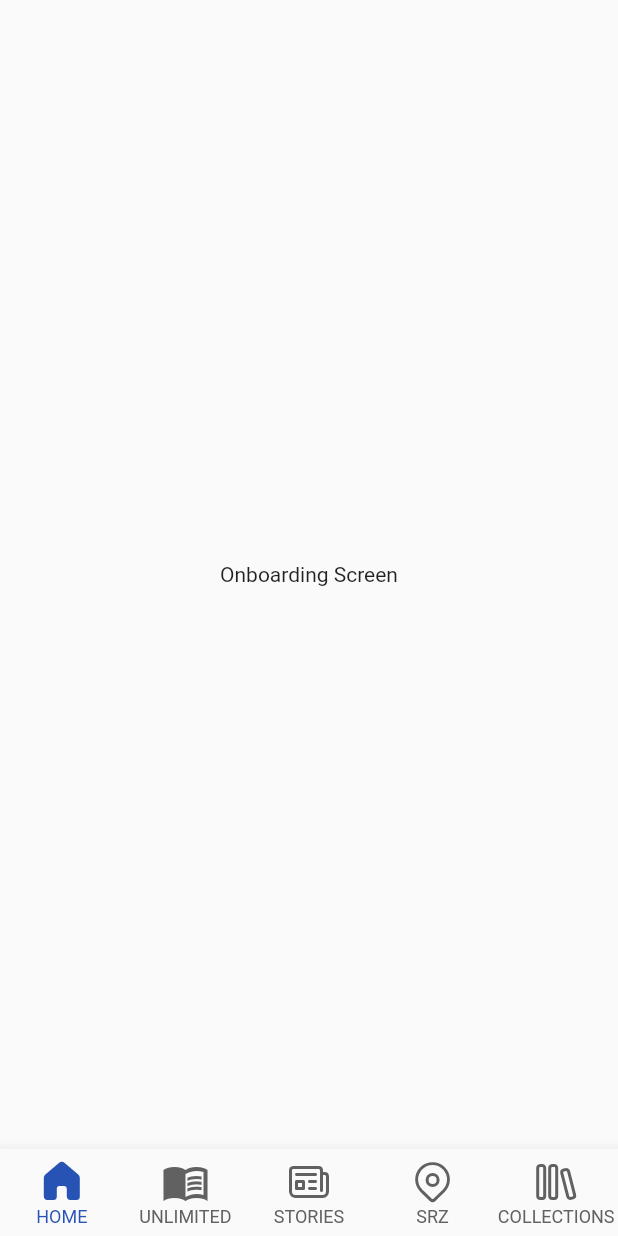
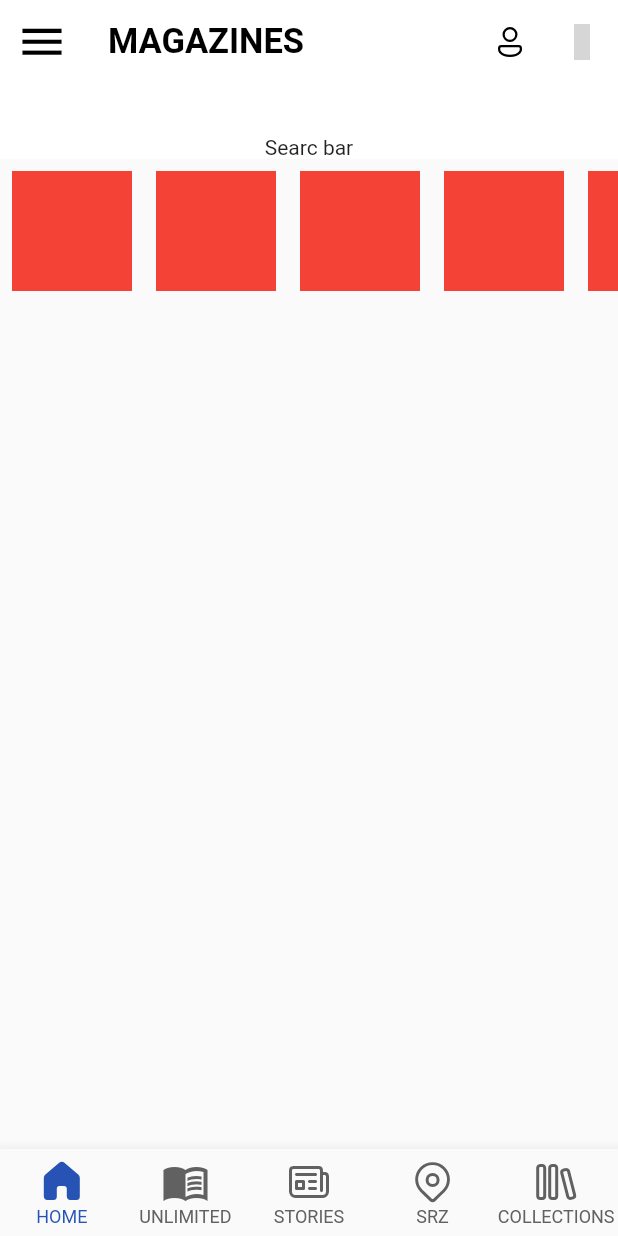
Before and after one commit to Thiruvikraman1998/Magazine_newspaper, a Flutter app: the screen it shows after launch, on a phone screen of 412 x 824 dp. Run offline on Flutter 3.47's test engine with Material 2 defaults, Android fonts, the phone set to English and light mode, and no system bars; our stand-ins replace fluentui_icons; grey boxes are pictures that could not be loaded.

Commit message:
created onboarding screen

```diff
--- a/magazine_newspaper/lib/screens/onboarding.dart
+++ b/magazine_newspaper/lib/screens/onboarding.dart
@@ -1,10 +1,74 @@
 import 'package:flutter/material.dart';
+import 'package:fluentui_icons/fluentui_icons.dart';
 
 class OnBoardingScreen extends StatelessWidget {
   const OnBoardingScreen({super.key});
 
   @override
   Widget build(BuildContext context) {
-    return const Center(child: Text("Onboarding Screen"));
+    return Scaffold(
+      body: CustomScrollView(
+        slivers: [
+          SliverAppBar(
+            backgroundColor: Colors.white,
+            leading: const Icon(
+              Icons.menu,
+              color: Colors.black,
+              size: 35,
+            ),
+            title: const Text(
+              "MAGAZINES",
+              style: TextStyle(
+                  color: Colors.black,
+                  fontSize: 23,
+                  fontWeight: FontWeight.bold),
+            ),
+            centerTitle: false,
+            actions: [
+              IconButton(
+                onPressed: () {},
+                icon: const Icon(
+                  FluentSystemIcons.ic_fluent_person_regular,
+                  color: Colors.black,
+                ),
+              ),
+              IconButton(
+                onPressed: () {},
+                icon: const Icon(
+                    FluentSystemIcons.ic_fluent_settings_dev_regular),
+                color: Colors.black,
+              ),
+            ],
+            bottom: const PreferredSize(
+                child: Text("Searc bar"), preferredSize: Size.fromHeight(50)),
+          ),
+          SliverToBoxAdapter(
+            child: SingleChildScrollView(
+              scrollDirection: Axis.horizontal,
+              child: Row(
+                children: [
+                  boxes(),
+                  boxes(),
+                  boxes(),
+                  boxes(),
+                  boxes(),
+                  boxes(),
+                  boxes(),
+                ],
+              ),
+            ),
+          )
+        ],
+      ),
+    );
+  }
+
+  Container boxes() {
+    return Container(
+      margin: const EdgeInsets.all(8),
+      height: 80,
+      width: 80,
+      decoration: BoxDecoration(color: Colors.red),
+    );
   }
 }
--- a/magazine_newspaper/lib/widgets/bottombar.dart
+++ b/magazine_newspaper/lib/widgets/bottombar.dart
@@ -14,6 +14,14 @@ class BottomBar extends StatefulWidget {
 }
 
 class _BottomBarState extends State<BottomBar> {
+  final ScrollController _scrollController = ScrollController();
+
+  @override
+  void initState() {
+    // TODO: implement initState
+    super.initState();
+  }
+
   int _selectedIndex = 0;
   static final List<Widget> screens = <Widget>[
     const OnBoardingScreen(),
```
